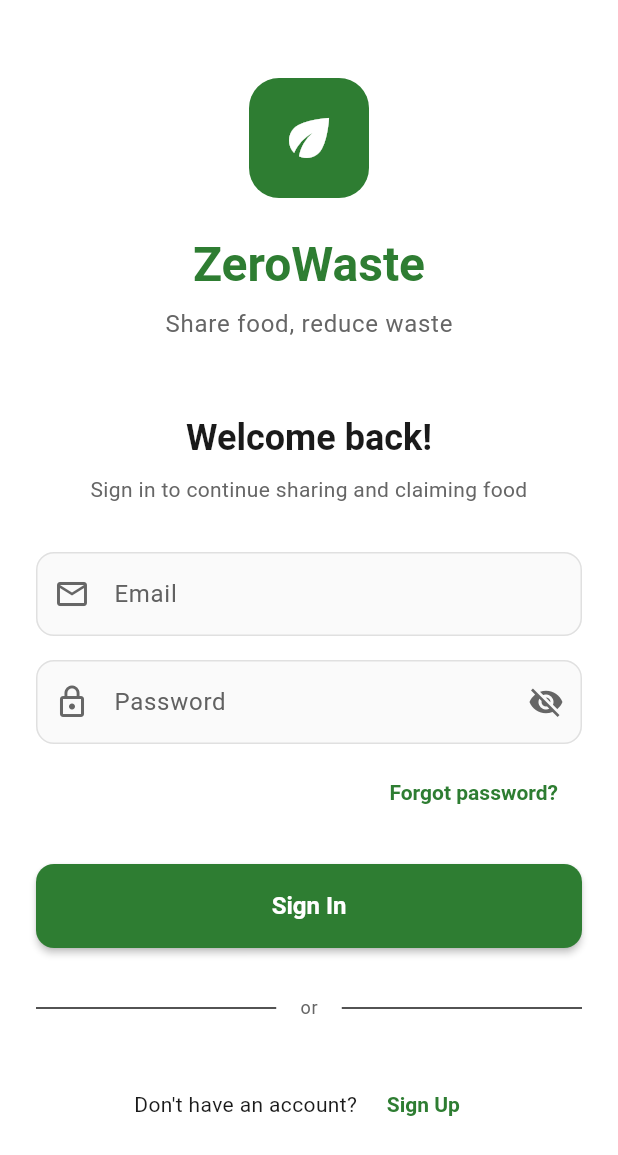
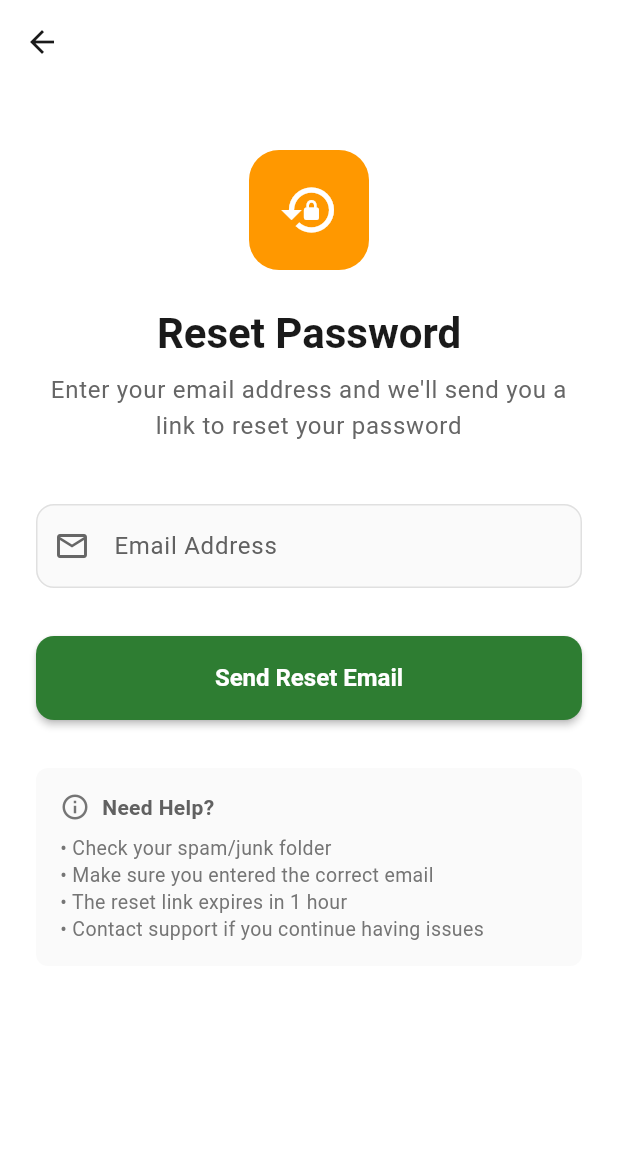
Before and after one commit to taqitazwar/gr06-zerowaste-25-intersession, a Flutter app: the screen it shows after launch, scrolled down 32 dp, after a tap on "Forgot password?", on a phone screen of 412 x 824 dp. Shown: the top 1155 px of the screen. Run offline on Flutter 3.47's test engine with Material 3 defaults, Android fonts, the phone set to English and light mode, and no system bars; our stand-ins replace cached_network_image, cloud_firestore, firebase_auth, firebase_core, firebase_messaging, firebase_storage and 7 more; accounts and stored records are empty.

Commit message:
Added forget password

```diff
--- /dev/null
+++ b/lib/screens/auth/forgot_password_screen.dart
@@ -0,0 +1,317 @@
+import 'package:flutter/material.dart';
+import 'package:firebase_auth/firebase_auth.dart';
+import '../../services/auth_service.dart';
+import '../../core/theme.dart';
+
+class ForgotPasswordScreen extends StatefulWidget {
+  final String? initialEmail;
+
+  const ForgotPasswordScreen({super.key, this.initialEmail});
+
+  @override
+  State<ForgotPasswordScreen> createState() => _ForgotPasswordScreenState();
+}
+
+class _ForgotPasswordScreenState extends State<ForgotPasswordScreen> {
+  final _formKey = GlobalKey<FormState>();
+  final _emailController = TextEditingController();
+  final _authService = AuthService();
+
+  bool _isLoading = false;
+  bool _emailSent = false;
+
+  @override
+  void initState() {
+    super.initState();
+    if (widget.initialEmail != null) {
+      _emailController.text = widget.initialEmail!;
+    }
+  }
+
+  @override
+  void dispose() {
+    _emailController.dispose();
+    super.dispose();
+  }
+
+  Future<void> _sendResetEmail() async {
+    if (!_formKey.currentState!.validate()) return;
+
+    setState(() => _isLoading = true);
+
+    try {
+      await _authService.sendPasswordResetEmail(_emailController.text.trim());
+
+      if (mounted) {
+        setState(() {
+          _emailSent = true;
+          _isLoading = false;
+        });
+      }
+    } on FirebaseAuthException catch (e) {
+      String message = 'Failed to send reset email. Please try again.';
+
+      switch (e.code) {
+        case 'user-not-found':
+          message = 'No user found with this email address.';
+          break;
+        case 'invalid-email':
+          message = 'Please enter a valid email address.';
+          break;
+        case 'too-many-requests':
+          message = 'Too many requests. Please try again later.';
+          break;
+      }
+
+      if (mounted) {
+        setState(() => _isLoading = false);
+        ScaffoldMessenger.of(context).showSnackBar(
+          SnackBar(
+            content: Text(message),
+            backgroundColor: AppColors.error,
+            behavior: SnackBarBehavior.floating,
+            shape: RoundedRectangleBorder(borderRadius: BorderRadius.circular(8)),
+          ),
+        );
+      }
+    } catch (e) {
+      if (mounted) {
+        setState(() => _isLoading = false);
+        ScaffoldMessenger.of(context).showSnackBar(
+          SnackBar(
+            content: const Text('An unexpected error occurred. Please try again.'),
+            backgroundColor: AppColors.error,
+            behavior: SnackBarBehavior.floating,
+            shape: RoundedRectangleBorder(borderRadius: BorderRadius.circular(8)),
+          ),
+        );
+      }
+    }
+  }
+
+  @override
+  Widget build(BuildContext context) {
+    return Scaffold(
+      backgroundColor: AppColors.background,
+      appBar: AppBar(
+        backgroundColor: Colors.transparent,
+        elevation: 0,
+        leading: IconButton(
+          icon: const Icon(Icons.arrow_back, color: AppColors.onSurface),
+          onPressed: () => Navigator.pop(context),
+        ),
+      ),
+      body: SafeArea(
+        child: SingleChildScrollView(
+          padding: const EdgeInsets.all(24.0),
+          child: Column(
+            crossAxisAlignment: CrossAxisAlignment.stretch,
+            children: [
+              const SizedBox(height: 20),
+
+              // Icon and Title
+              Column(
+                children: [
+                  Container(
+                    width: 80,
+                    height: 80,
+                    decoration: BoxDecoration(
+                      color: _emailSent ? AppColors.primary : Colors.orange,
+                      borderRadius: BorderRadius.circular(20),
+                    ),
+                    child: Icon(
+                      _emailSent ? Icons.mark_email_read : Icons.lock_reset,
+                      size: 40,
+                      color: AppColors.onPrimary,
+                    ),
+                  ),
+                  const SizedBox(height: 24),
+                  Text(
+                    _emailSent ? 'Check Your Email' : 'Reset Password',
+                    style: Theme.of(context).textTheme.headlineMedium?.copyWith(
+                      color: AppColors.onSurface,
+                      fontWeight: FontWeight.bold,
+                    ),
+                  ),
+                  const SizedBox(height: 8),
+                  Text(
+                    _emailSent
+                        ? 'We\'ve sent a password reset link to your email address'
+                        : 'Enter your email address and we\'ll send you a link to reset your password',
+                    style: Theme.of(context).textTheme.bodyLarge?.copyWith(
+                      color: AppColors.onSurfaceVariant,
+                    ),
+                    textAlign: TextAlign.center,
+                  ),
+                ],
+              ),
+
+              const SizedBox(height: 40),
+
+              if (!_emailSent) ...[
+                // Email Form
+                Form(
+                  key: _formKey,
+                  child: Column(
+                    children: [
+                      TextFormField(
+                        controller: _emailController,
+                        keyboardType: TextInputType.emailAddress,
+                        textInputAction: TextInputAction.done,
+                        onFieldSubmitted: (_) => _sendResetEmail(),
+                        decoration: InputDecoration(
+                          labelText: 'Email Address',
+                          hintText: 'Enter your email address',
+                          prefixIcon: const Icon(Icons.email_outlined),
+                        ),
+                        validator: (value) {
+                          if (value == null || value.isEmpty) {
+                            return 'Please enter your email address';
+                          }
+                          if (!RegExp(r'^[\w-\.]+@([\w-]+\.)+[\w-]{2,4}$').hasMatch(value)) {
+                            return 'Please enter a valid email address';
+                          }
+                          return null;
+                        },
+                      ),
+
+                      const SizedBox(height: 32),
+
+                      // Send Reset Email Button
+                      SizedBox(
+                        width: double.infinity,
+                        height: 56,
+                        child: ElevatedButton(
+                          onPressed: _isLoading ? null : _sendResetEmail,
+                          child: _isLoading
+                              ? const SizedBox(
+                                  width: 20,
+                                  height: 20,
+                                  child: CircularProgressIndicator(
+                                    strokeWidth: 2,
+                                    valueColor: AlwaysStoppedAnimation<Color>(
+                                      AppColors.onPrimary,
+                                    ),
+                                  ),
+                                )
+                              : const Text('Send Reset Email'),
+                        ),
+                      ),
+                    ],
+                  ),
+                ),
+              ] else ...[
+                // Success State
+                Container(
+                  padding: const EdgeInsets.all(20),
+                  decoration: BoxDecoration(
+                    color: AppColors.primary.withOpacity(0.1),
+                    borderRadius: BorderRadius.circular(12),
+                    border: Border.all(color: AppColors.primary.withOpacity(0.3)),
+                  ),
+                  child: Column(
+                    children: [
+                      Icon(
+                        Icons.email,
+                        size: 48,
+                        color: AppColors.primary,
+                      ),
+                      const SizedBox(height: 16),
+                      Text(
+                        'Email sent to:',
+                        style: TextStyle(
+                          fontSize: 14,
+                          color: Colors.grey[600],
+                        ),
+                      ),
+                      const SizedBox(height: 4),
+                      Text(
+                        _emailController.text.trim(),
+                        style: const TextStyle(
+                          fontSize: 16,
+                          fontWeight: FontWeight.w600,
+                          color: AppColors.primary,
+                        ),
+                      ),
+                      const SizedBox(height: 16),
+                      const Text(
+                        'Please check your email and click the link to reset your password. Don\'t forget to check your spam folder!',
+                        style: TextStyle(fontSize: 14),
+                        textAlign: TextAlign.center,
+                      ),
+                    ],
+                  ),
+                ),
+
+                const SizedBox(height: 32),
+
+                // Resend Email Button
+                OutlinedButton(
+                  onPressed: _isLoading ? null : () {
+                    setState(() => _emailSent = false);
+                  },
+                  child: const Text('Send Another Email'),
+                ),
+
+                const SizedBox(height: 16),
+
+                // Back to Sign In Button
+                SizedBox(
+                  width: double.infinity,
+                  height: 56,
+                  child: ElevatedButton(
+                    onPressed: () => Navigator.pop(context),
+                    child: const Text('Back to Sign In'),
+                  ),
+                ),
+              ],
+
+              const SizedBox(height: 32),
+
+              // Help Text
+              Container(
+                padding: const EdgeInsets.all(16),
+                decoration: BoxDecoration(
+                  color: Colors.grey[50],
+                  borderRadius: BorderRadius.circular(8),
+                ),
+                child: Column(
+                  crossAxisAlignment: CrossAxisAlignment.start,
+                  children: [
+                    Row(
+                      children: [
+                        Icon(Icons.info_outline, size: 20, color: Colors.grey[600]),
+                        const SizedBox(width: 8),
+                        Text(
+                          'Need Help?',
+                          style: TextStyle(
+                            fontWeight: FontWeight.w600,
+                            color: Colors.grey[700],
+                          ),
+                        ),
+                      ],
+                    ),
+                    const SizedBox(height: 8),
+                    Text(
+                      '• Check your spam/junk folder\n'
+                      '• Make sure you entered the correct email\n'
+                      '• The reset link expires in 1 hour\n'
+                      '• Contact support if you continue having issues',
+                      style: TextStyle(
+                        fontSize: 13,
+                        color: Colors.grey[600],
+                        height: 1.4,
+                      ),
+                    ),
+                  ],
+                ),
+              ),
+
+              const SizedBox(height: 40),
+            ],
+          ),
+        ),
+      ),
+    );
+  }
+}
```
Also changed, not shown: lib/screens/auth/sign_in_screen.dart (+136 -1 lines), lib/services/auth_service.dart (+52 -0 lines).
